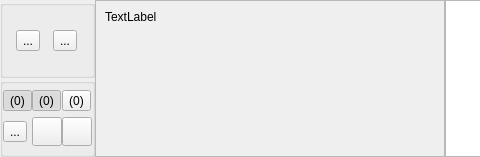
Qt form rpfm_ui/ui_templates/diagnostics_dock_widget.ui (Frodo45127/rpfm) before a commit; both pictures show x 0 to 480 and y 0 to 157 of the 926 by 157 pixel window.
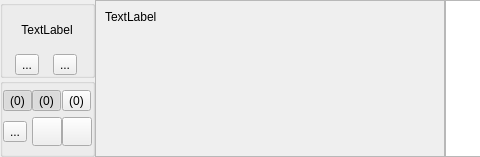
The same form after that commit. Icons and pictures are not drawn.

Commit message: Add hint to the diagnostics panel.

Patch:
```diff
--- a/rpfm_ui/ui_templates/diagnostics_dock_widget.ui
+++ b/rpfm_ui/ui_templates/diagnostics_dock_widget.ui
@@ -46,7 +46,7 @@
        <string/>
       </property>
       <property name="alignment">
-       <set>Qt::AlignLeading|Qt::AlignLeft|Qt::AlignTop</set>
+       <set>Qt::AlignHCenter|Qt::AlignTop</set>
       </property>
       <property name="flat">
        <bool>true</bool>
@@ -67,7 +67,7 @@
        <property name="spacing">
         <number>0</number>
        </property>
-       <item row="0" column="0">
+       <item row="1" column="0">
         <widget class="QToolButton" name="check_full_button">
          <property name="text">
           <string>...</string>
@@ -84,7 +84,7 @@
          </property>
         </widget>
        </item>
-       <item row="0" column="1">
+       <item row="1" column="1">
         <widget class="QToolButton" name="check_open_button">
          <property name="text">
           <string>...</string>
@@ -101,6 +101,19 @@
          </property>
         </widget>
        </item>
+       <item row="0" column="0" colspan="2">
+        <widget class="QLabel" name="hint_label">
+         <property name="text">
+          <string>TextLabel</string>
+         </property>
+         <property name="alignment">
+          <set>Qt::AlignCenter</set>
+         </property>
+         <property name="wordWrap">
+          <bool>true</bool>
+         </property>
+        </widget>
+       </item>
       </layout>
      </widget>
     </item>
```
The commit also changes 2 other files.
